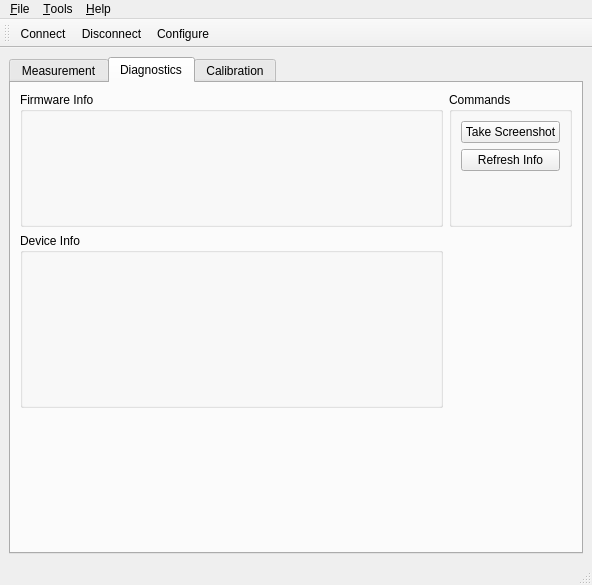
Qt form software/desktop/mainwindow.ui (dektronics/printalyzer-densitometer) before a commit.
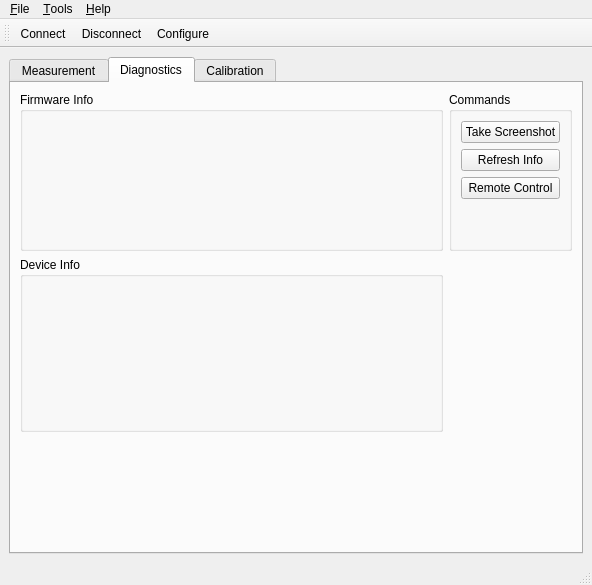
The same form after that commit. The open tabs and pages were chosen to show the change. Icons and pictures are not drawn.

Commit message:
Initial implementation of diag remote control panel
This implements a GUI around the remote control commands currently
implemented on the device. It provides an easy way to control LED state
and the sensor read task.

To be truely useful for many testing/characterization use cases, a
number of modifications will be needed to the remote-controllable sensor
loop interface. However, right now this implements the interface as it
is.

Diff of the .ui file:
```diff
--- a/software/desktop/mainwindow.ui
+++ b/software/desktop/mainwindow.ui
@@ -284,6 +284,13 @@
              </property>
             </widget>
            </item>
+           <item>
+            <widget class="QPushButton" name="remotePushButton">
+             <property name="text">
+              <string>Remote Control</string>
+             </property>
+            </widget>
+           </item>
            <item>
             <spacer name="verticalSpacer_3">
              <property name="orientation">
```
The commit also changes 8 other files.
